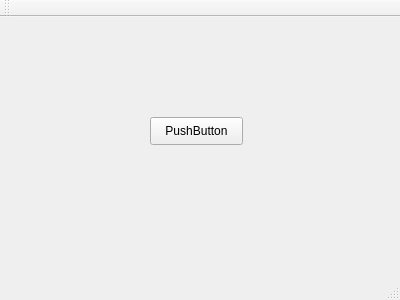
This is mainwindow.ui in robi99956/projekt_4 as Qt 5 draws it before an edit. The edited form follows.
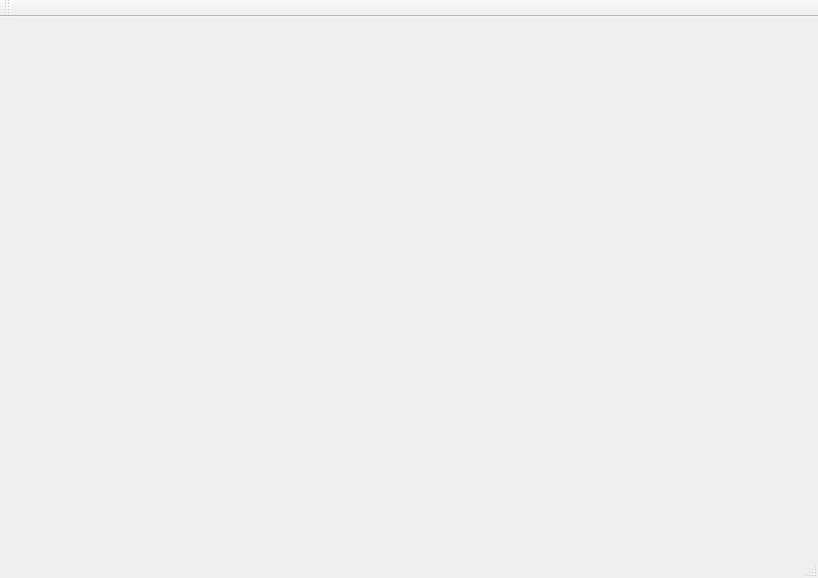
This is the edited form.

```diff
--- a/mainwindow.ui
+++ b/mainwindow.ui
@@ -6,28 +6,14 @@
    <rect>
     <x>0</x>
     <y>0</y>
-    <width>400</width>
-    <height>300</height>
+    <width>818</width>
+    <height>578</height>
    </rect>
   </property>
   <property name="windowTitle">
    <string>MainWindow</string>
   </property>
-  <widget class="QWidget" name="centralWidget">
-   <widget class="QPushButton" name="pushButton">
-    <property name="geometry">
-     <rect>
-      <x>150</x>
-      <y>100</y>
-      <width>93</width>
-      <height>28</height>
-     </rect>
-    </property>
-    <property name="text">
-     <string>PushButton</string>
-    </property>
-   </widget>
-  </widget>
+  <widget class="QWidget" name="centralWidget"/>
   <widget class="QMenuBar" name="menuBar">
    <property name="geometry">
     <rect>
```
Left out of the diff: 2 changed lines with no effect on the pictures.
